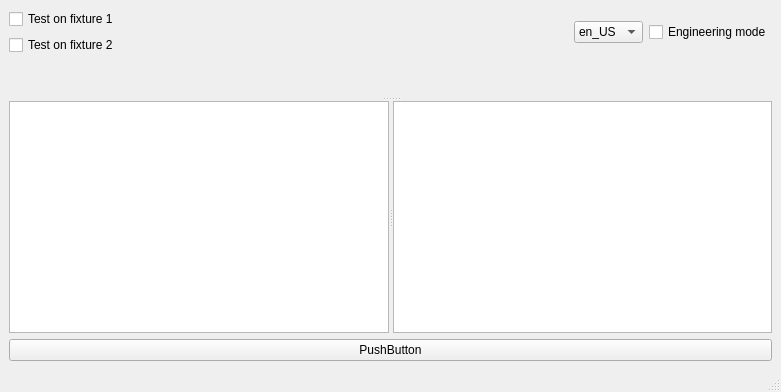
The window that ui/design3.ui (EasonLu1222/readByYourself) describes before a commit, drawn with Qt 5.
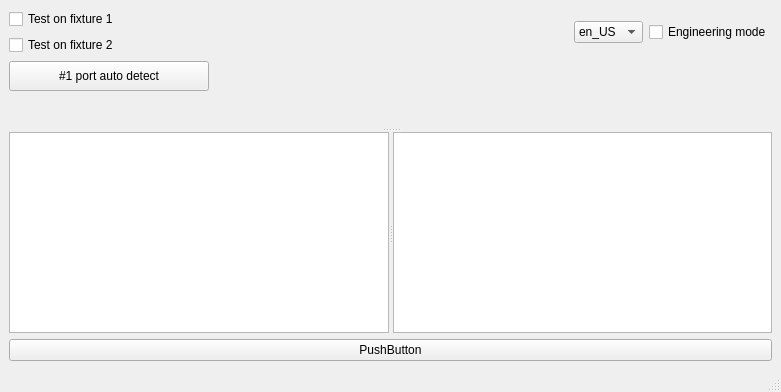
The same window after the commit. Custom widgets are drawn as their Qt base class.

Commit message: Move push_detect button to design3.ui and add its translation

Diff of the .ui file:
```diff
--- a/ui/design3.ui
+++ b/ui/design3.ui
@@ -80,7 +80,30 @@
        </layout>
       </item>
       <item>
-       <layout class="QHBoxLayout" name="hbox_ports"/>
+       <layout class="QHBoxLayout" name="hboxPorts">
+        <property name="spacing">
+         <number>-1</number>
+        </property>
+        <item alignment="Qt::AlignLeft">
+         <widget class="QPushButton" name="pushDetect">
+          <property name="sizePolicy">
+           <sizepolicy hsizetype="Minimum" vsizetype="Fixed">
+            <horstretch>0</horstretch>
+            <verstretch>0</verstretch>
+           </sizepolicy>
+          </property>
+          <property name="minimumSize">
+           <size>
+            <width>200</width>
+            <height>30</height>
+           </size>
+          </property>
+          <property name="text">
+           <string>#1 port auto detect</string>
+          </property>
+         </widget>
+        </item>
+       </layout>
       </item>
       <item>
        <widget class="QSplitter" name="splitter_2">
```
Left out of the diff: 2 changed lines with no effect on the pictures. The commit also changes 5 other files.
